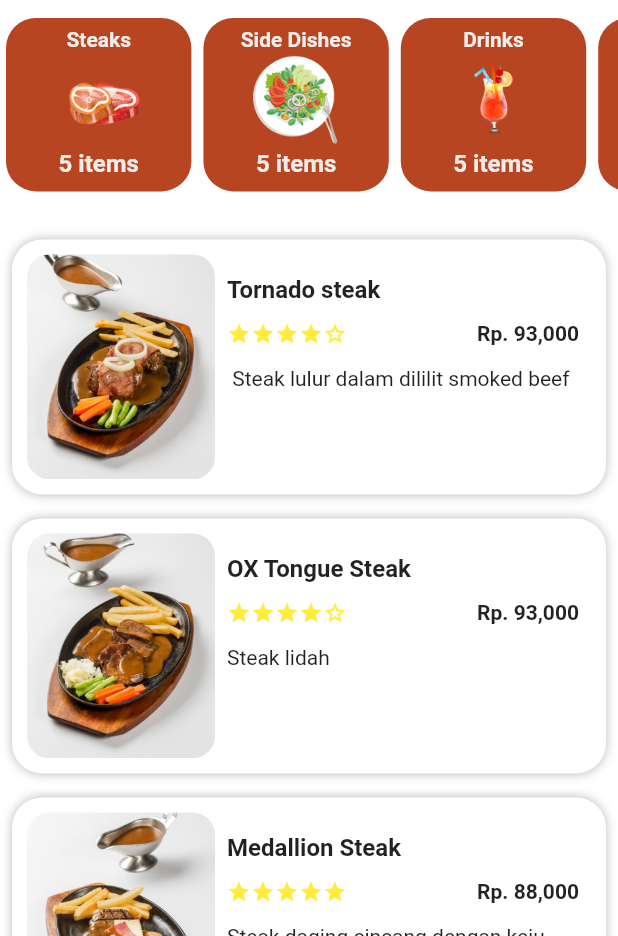
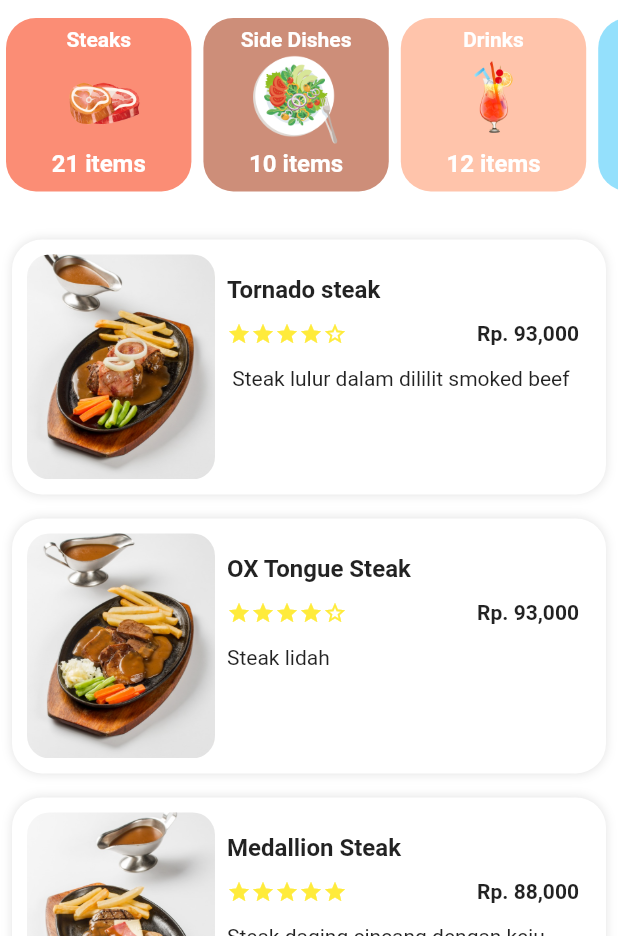
Before and after one commit to windaangellina/squee_steak_flutter, a Flutter app: the screen it shows after launch, on a phone screen of 412 x 824 dp, the part 300-1236 px from its top. Run offline on Flutter 3.47's test engine with Material 2 defaults, Android fonts, the phone set to English and light mode, and no system bars.

Commit message:
change category background color

```diff
--- a/lib/model/category.dart
+++ b/lib/model/category.dart
@@ -1,7 +1,15 @@
+import 'dart:ui';
+
 class Category{
   int id;
   String name;
   String urlPhoto;
+  Color? backgroundColor;
 
-  Category({required this.id, required this.name, required this.urlPhoto});
+  Category({
+    required this.id,
+    required this.name,
+    required this.urlPhoto,
+    this.backgroundColor
+  });
 }
--- a/lib/ui/components/category_list.dart
+++ b/lib/ui/components/category_list.dart
@@ -16,7 +16,7 @@ class ItemCategoryMobile extends StatelessWidget{
       padding: EdgeInsets.all(6.0),
       alignment: Alignment.center,
       decoration: BoxDecoration(
-          color: colorRedDesert,
+          color: category.backgroundColor == null ? colorRedDesert : category.backgroundColor,
           borderRadius: BorderRadius.all(Radius.circular(20)),
       ),
       child: Column(
--- a/lib/ui/components/menu_list.dart
+++ b/lib/ui/components/menu_list.dart
@@ -14,7 +14,6 @@ class MenuList extends StatelessWidget{
       child: ListView.builder(
         physics: BouncingScrollPhysics(),
         itemCount: listMenu.length,
-        padding: EdgeInsets.only(bottom: 64.0),
         itemBuilder: (context, index){
           final Menu menu = listMenu[index];
           return InkWell(
@@ -46,7 +45,7 @@ class ItemMenuMobile extends StatelessWidget{
           borderRadius: BorderRadius.all(Radius.circular(20)),
           boxShadow: [
             BoxShadow(
-                color: Colors.grey.withOpacity(0.7),
+                color: Colors.grey.withOpacity(0.3),
                 offset: Offset(0,0),
                 blurRadius: 5
             )
--- a/lib/ui/display/mobile/main_screen_mobile.dart
+++ b/lib/ui/display/mobile/main_screen_mobile.dart
@@ -45,7 +45,7 @@ class _StateMobileDisplay extends State<MobileDisplay>{
                             },
                             child: ItemCategoryMobile(
                               category: category,
-                              categoryItemCount: listCategory.length
+                              categoryItemCount: getListCategoryItemCount(category: category.name)
                             ),
                           )
                       );
--- a/lib/util/constants.dart
+++ b/lib/util/constants.dart
@@ -23,7 +23,16 @@ const appLogoCroppedPath = "assets/logo/app_logo_cropped.png";
 const colorGrey = Color(0xff524d4e);
 const colorWhiteCararra = Color(0xffEEEDE9);
 const colorPink = Color(0xffff7f92);
+// 1st color palette
 const colorRedDesert = Color(0xffB74521);
+const colorSoftBrown = Color(0xffCD8E79);
+const colorSoftCream = Color(0xffFFE6D6);
+const colorSoftCream2 = Color(0xffffc4ab);
+const colorBabyBlue = Color(0xffD7F3FF);
+const colorBabyBlue2 = Color(0xffade3fa);
+const colorBabyBlue3 = Color(0xff94e0fc);
+const colorSoftBlue = Color(0xff80AFE1);
+// 2nd color palette
 const colorSalmon = Color(0xffFB8D75);
 const colorSoftPink = Color(0xffFB8D75);
 const colorSoftYellow = Color(0xffFCF1CA);
@@ -67,12 +76,12 @@ const textDetailInfoTitle = TextStyle(
 const textCategoryItem = TextStyle(
   fontSize: 14.0,
   fontWeight: FontWeight.bold,
-  color: colorWhiteCararra
+  color: Colors.white
 );
 const textCategoryItemCount = TextStyle(
     fontSize: 16.0,
     fontWeight: FontWeight.bold,
-    color: colorWhiteCararra
+    color: Colors.white
 );
 
 // others
@@ -123,3 +132,7 @@ List<Menu> getAllMenu({String? category}){
     }
   }
 }
+
+int getListCategoryItemCount({required String category}){
+  return getAllMenu(category: category).length;
+}
--- a/lib/util/data_dummy.dart
+++ b/lib/util/data_dummy.dart
@@ -1,13 +1,34 @@
 import 'package:squee_steak_flutter/model/category.dart';
 import 'package:squee_steak_flutter/model/menu.dart';
+import 'package:squee_steak_flutter/util/constants.dart';
 
 var listCategory = [
-  Category(id: 1, name: 'Steaks', urlPhoto: 'assets/icons/icons_steaks.png'),
-  Category(id: 2, name: 'Side Dishes', urlPhoto: 'assets/icons/icons_side_dish.png'),
-  Category(id: 3, name: 'Drinks', urlPhoto: 'assets/icons/icons_drinks.png'),
-  Category(id: 4, name: 'Recommended', urlPhoto: 'assets/icons/icons_chef_hat.png'),
-  Category(id: 5, name: 'Top Sellers', urlPhoto: 'assets/icons/icons_top_sell'
-      'er.png'),
+  Category(
+      id: 1,
+      name: 'Steaks',
+      urlPhoto: 'assets/icons/icons_steaks.png',
+      backgroundColor: colorSalmon
+  ),
+  Category(
+      id: 2, name: 'Side Dishes',
+      urlPhoto: 'assets/icons/icons_side_dish.png',
+      backgroundColor: colorSoftBrown
+  ),
+  Category(
+      id: 3, name: 'Drinks',
+      urlPhoto: 'assets/icons/icons_drinks.png',
+      backgroundColor: colorSoftCream2
+  ),
+  Category(
+      id: 4, name: 'Recommended',
+      urlPhoto: 'assets/icons/icons_chef_hat.png',
+      backgroundColor: colorBabyBlue3
+  ),
+  Category(
+      id: 5, name: 'Top Sellers',
+      urlPhoto: 'assets/icons/icons_top_seller.png',
+      backgroundColor: colorSoftBlue
+  ),
 ];
 
 var listMenuDummy = [
```
